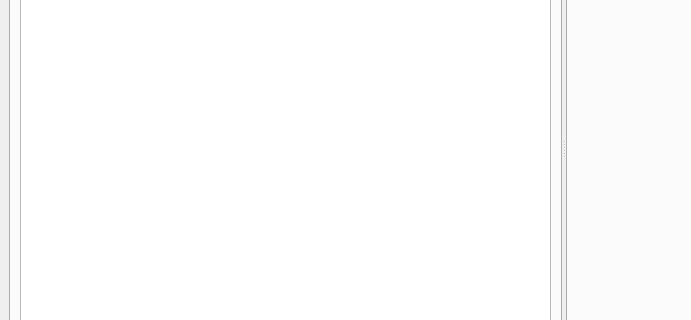
This is src/mainwindow.ui in KDE/kitinerary-workbench as Qt 5 draws it before an edit; both pictures show x 0 to 691 and y 195 to 515 of the 981 by 689 pixel window. The edited form follows.
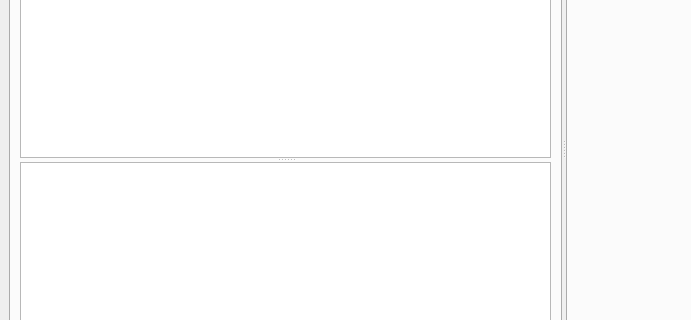
This is the edited form. The open tabs and pages were chosen to show the change. Icons and pictures are not drawn. Custom widgets are drawn as their Qt base class.

Commit message: Show attributes in the DOM view too

The edit to the form file:
```diff
--- a/src/mainwindow.ui
+++ b/src/mainwindow.ui
@@ -166,10 +166,20 @@
         </attribute>
         <layout class="QVBoxLayout" name="verticalLayout_4">
          <item>
+          <widget class="QSplitter" name="domSplitter">
+           <property name="orientation">
+            <enum>Qt::Vertical</enum>
+           </property>
           <widget class="QTreeView" name="domView">
            <property name="indentation">
             <number>8</number>
            </property>
+           </widget>
+           <widget class="QTreeView" name="attributeView">
+            <property name="rootIsDecorated">
+             <bool>false</bool>
+            </property>
+           </widget>
           </widget>
          </item>
         </layout>
```
Lines whose indentation alone changed are shown as unchanged. The commit also changes 5 other files.
